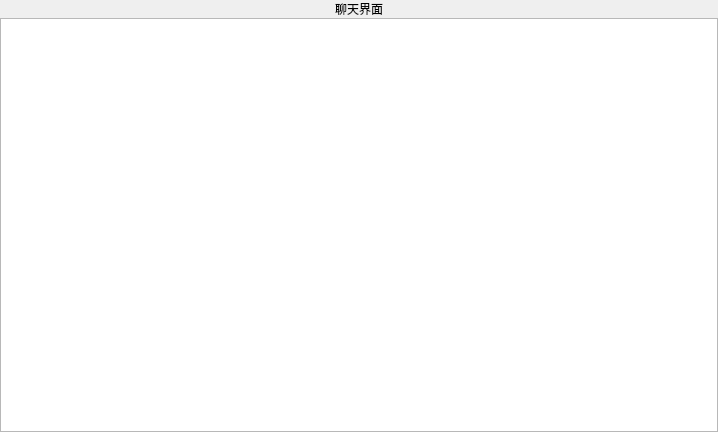
Before: the Qt Designer form Component/MessagePage/ChatPage/UI/chatviewwidget.ui in MonoKelvin/InkChat, drawn with Qt 5.
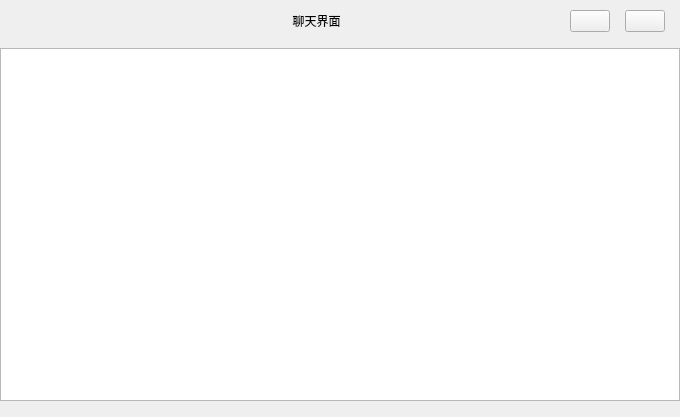
After: the same form once the commit is applied. Custom widgets are drawn as their Qt base class.

Diff of the .ui file:
```diff
--- a/Component/MessagePage/ChatPage/UI/chatviewwidget.ui
+++ b/Component/MessagePage/ChatPage/UI/chatviewwidget.ui
@@ -6,17 +6,14 @@
    <rect>
     <x>0</x>
     <y>0</y>
-    <width>718</width>
-    <height>432</height>
+    <width>680</width>
+    <height>417</height>
    </rect>
   </property>
   <property name="windowTitle">
    <string>Form</string>
   </property>
   <layout class="QVBoxLayout" name="verticalLayout">
-   <property name="spacing">
-    <number>0</number>
-   </property>
    <property name="leftMargin">
     <number>0</number>
    </property>
@@ -30,14 +27,59 @@
     <number>0</number>
    </property>
    <item>
-    <widget class="QLabel" name="lbTitle">
-     <property name="text">
-      <string>聊天界面</string>
+    <layout class="QGridLayout" name="titleGridLayout">
+     <property name="leftMargin">
+      <number>78</number>
      </property>
-     <property name="alignment">
-      <set>Qt::AlignCenter</set>
+     <property name="topMargin">
+      <number>10</number>
      </property>
-    </widget>
+     <property name="rightMargin">
+      <number>15</number>
+     </property>
+     <property name="bottomMargin">
+      <number>10</number>
+     </property>
+     <property name="horizontalSpacing">
+      <number>15</number>
+     </property>
+     <item row="0" column="2">
+      <widget class="QPushButton" name="btnInfo">
+       <property name="sizePolicy">
+        <sizepolicy hsizetype="Fixed" vsizetype="Fixed">
+         <horstretch>0</horstretch>
+         <verstretch>0</verstretch>
+        </sizepolicy>
+       </property>
+       <property name="text">
+        <string/>
+       </property>
+      </widget>
+     </item>
+     <item row="0" column="0">
+      <widget class="QLabel" name="lbTitle">
+       <property name="text">
+        <string>聊天界面</string>
+       </property>
+       <property name="alignment">
+        <set>Qt::AlignCenter</set>
+       </property>
+      </widget>
+     </item>
+     <item row="0" column="1">
+      <widget class="QPushButton" name="btnMenu">
+       <property name="sizePolicy">
+        <sizepolicy hsizetype="Fixed" vsizetype="Fixed">
+         <horstretch>0</horstretch>
+         <verstretch>0</verstretch>
+        </sizepolicy>
+       </property>
+       <property name="text">
+        <string/>
+       </property>
+      </widget>
+     </item>
+    </layout>
    </item>
    <item>
     <widget class="QListView" name="chatView">
@@ -65,7 +107,20 @@
     </widget>
    </item>
    <item>
-    <widget class="ChatInputBox" name="chatInputer" native="true"/>
+    <widget class="ChatInputBox" name="chatInputer" native="true">
+     <property name="sizePolicy">
+      <sizepolicy hsizetype="Preferred" vsizetype="Preferred">
+       <horstretch>0</horstretch>
+       <verstretch>0</verstretch>
+      </sizepolicy>
+     </property>
+     <property name="minimumSize">
+      <size>
+       <width>0</width>
+       <height>10</height>
+      </size>
+     </property>
+    </widget>
    </item>
   </layout>
   <zorder>chatView</zorder>
```
Left out of the diff: 3 changed lines with no effect on the pictures.
